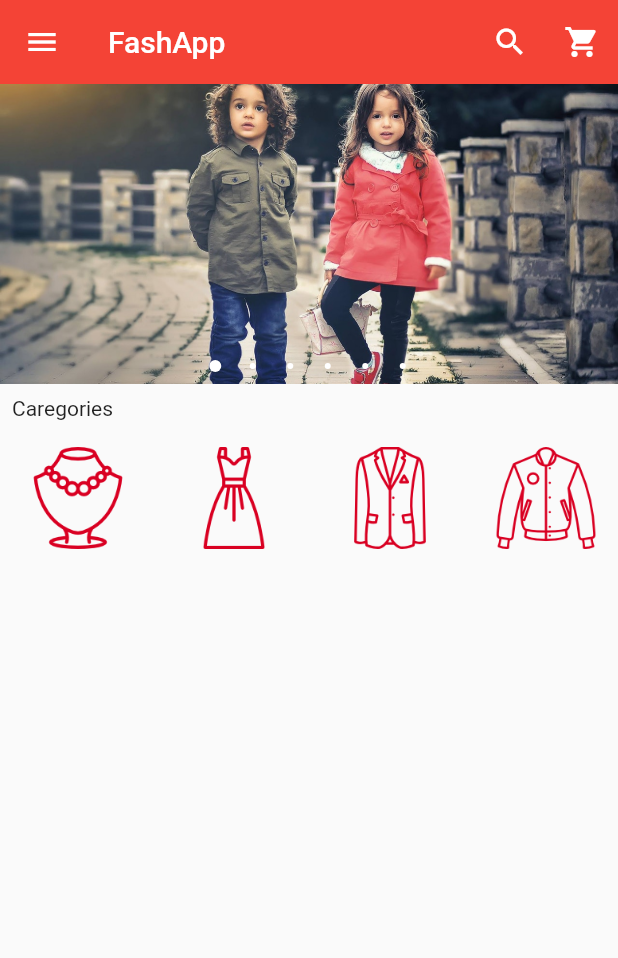
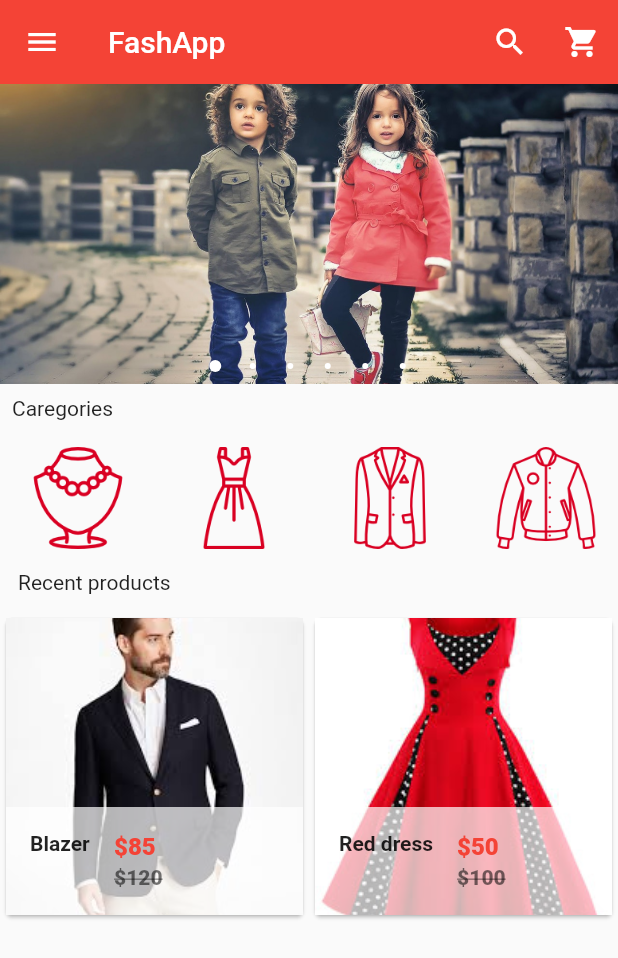
Before and after one commit to Hodosov/e-commerce, a Flutter app: the screen it shows after launch, on a phone screen of 412 x 824 dp. Shown: the top 958 px of the screen. Run offline on Flutter 3.47's test engine with Material 2 defaults, Android fonts, the phone set to English and light mode, and no system bars; drawn by our look-alikes of carousel_pro.

Commit message:
add product list

```diff
--- /dev/null
+++ b/lib/components/products.dart
@@ -0,0 +1,93 @@
+import 'package:flutter/material.dart';
+
+class Products extends StatefulWidget {
+  Products({Key? key}) : super(key: key);
+
+  @override
+  _ProductsState createState() => _ProductsState();
+}
+
+class _ProductsState extends State<Products> {
+  var product_list = [
+    {
+      "name": "Blazer",
+      "picture": "images/products/blazer1.jpeg",
+      "old_price": 120,
+      "price": 85,
+    },
+    {
+      "name": "Red dress",
+      "picture": "images/products/dress1.jpeg",
+      "old_price": 100,
+      "price": 50,
+    }
+  ];
+
+  @override
+  Widget build(BuildContext context) {
+    return GridView.builder(
+        itemCount: product_list.length,
+        gridDelegate:
+            const SliverGridDelegateWithFixedCrossAxisCount(crossAxisCount: 2),
+        itemBuilder: (BuildContext context, int index) {
+          return Single_prod(
+            prod_name: product_list[index]['name'],
+            prod_pictire: product_list[index]['picture'],
+            prod_old_price: product_list[index]['old_price'],
+            prod_price: product_list[index]['price'],
+          );
+        });
+  }
+}
+
+class Single_prod extends StatelessWidget {
+  final prod_name;
+  final prod_pictire;
+  final prod_old_price;
+  final prod_price;
+
+  Single_prod(
+      {this.prod_name,
+      this.prod_pictire,
+      this.prod_old_price,
+      this.prod_price});
+
+  @override
+  Widget build(BuildContext context) {
+    return Container(
+        child: Card(
+            child: Hero(
+                tag: prod_name,
+                child: Material(
+                  child: InkWell(
+                    onTap: () {},
+                    child: GridTile(
+                        footer: Container(
+                          color: Colors.white70,
+                          child: ListTile(
+                            leading: Text(
+                              prod_name,
+                              style:
+                                  const TextStyle(fontWeight: FontWeight.bold),
+                            ),
+                            title: Text(
+                              '\$$prod_price',
+                              style: const TextStyle(
+                                  color: Colors.red,
+                                  fontWeight: FontWeight.w800),
+                            ),
+                            subtitle: Text(
+                              '\$$prod_old_price',
+                              style: const TextStyle(
+                                  color: Colors.black54,
+                                  fontWeight: FontWeight.w800,
+                                  decoration: TextDecoration.lineThrough
+                                  ),
+                            ),
+                          ),
+                        ),
+                        child: Image.asset(prod_pictire, fit: BoxFit.cover)),
+                  ),
+                ))));
+  }
+}
--- a/lib/main.dart
+++ b/lib/main.dart
@@ -1,9 +1,9 @@
 import 'package:flutter/material.dart';
 //переписать на carousel_slider 4.0.0
-// ignore: import_of_legacy_library_into_null_safe
 import 'package:carousel_pro/carousel_pro.dart';
 
 import 'package:flutter_application_1/components/horizontal_lustview.dart';
+import 'package:flutter_application_1/components/products.dart';
 
 void main() {
   runApp(MaterialApp(debugShowCheckedModeBanner: false, home: HomePage()));
@@ -140,7 +140,20 @@ class _HomePageState extends State<HomePage> {
             padding: EdgeInsets.all(8.0),
             child: Text('Caregories'),
           ),
-          HorisontalList()
+          HorisontalList(),
+
+
+          const Padding(
+            padding: EdgeInsets.all(12.0),
+            child: Text('Recent products'),
+          ),
+
+
+        Container(
+          height: 320,
+          child: Products(),
+        )
+
         ],
       ),
     );
--- a/pubspec.yaml
+++ b/pubspec.yaml
@@ -77,7 +77,8 @@ flutter:
     - images/cats/jeans.png
     - images/cats/shoe.png
     - images/cats/tshirt.png
-
+    - images/products/blazer1.jpeg
+    - images/products/dress1.jpeg
   # An image asset can refer to one or more resolution-specific "variants", see
   # https://flutter.dev/assets-and-images/#resolution-aware.
 
```
